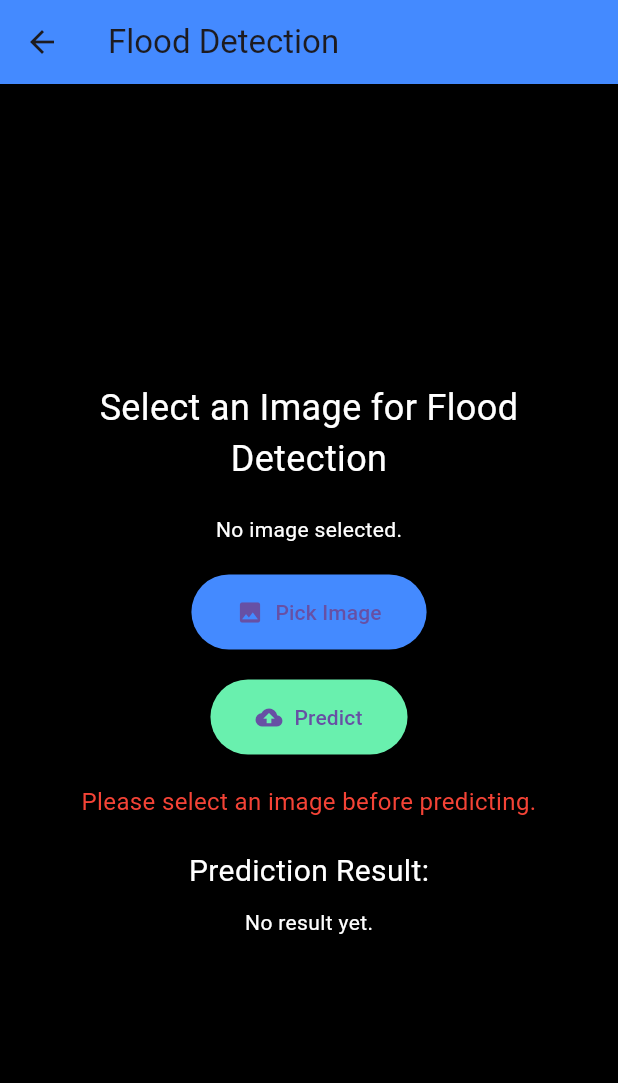
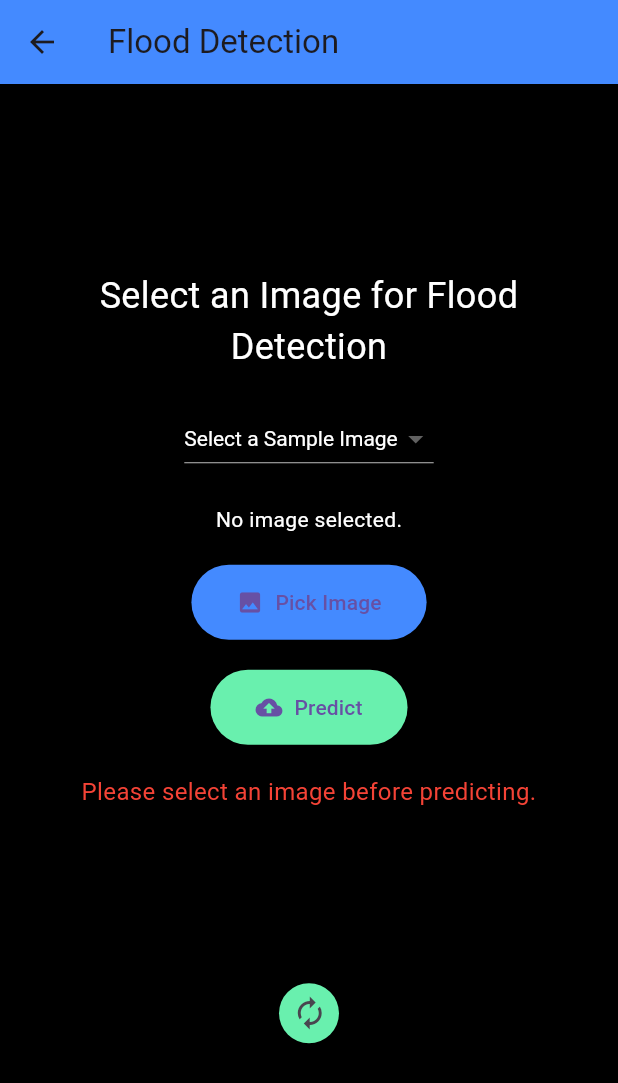
Before and after one commit to shashanksuri616/SARSH, a Flutter app: the FloodPage screen opened directly, after a tap on "Predict", on a phone screen of 412 x 824 dp. Shown: the top 1083 px of the screen. Run offline on Flutter 3.47's test engine with Material 3 defaults, Android fonts, the light colour scheme and no system bars; our stand-ins replace cloud_firestore, firebase_auth, firebase_core, image_picker, photo_view; missing offline and left inert: email_otp, firebase_app_check; accounts and stored records are empty.

Commit message:
flood detection

```diff
--- a/lib/auth/dl_prediction_page.dart
+++ b/lib/auth/dl_prediction_page.dart
@@ -40,7 +40,7 @@ class _DLPredictionPageState extends State<DLPredictionPage> {
       'POST',
     //   Uri.parse('https://relevant-tick-mna-a0f12a9b.koyeb.app/predict'), // Replace with your Flask server URL
     // );
-    Uri.parse('http://192.168.1.8:5000/predict'), // Replace with your Flask server URL
+    Uri.parse('http://172.16.20.41:5000/predict'), // Replace with your Flask server URL
     );
     request.files.add(
       await http.MultipartFile.fromPath('image', _image!.path),
--- a/lib/auth/flood_detection.dart
+++ b/lib/auth/flood_detection.dart
@@ -1,3 +1,379 @@
+import 'package:flutter/services.dart' show rootBundle;
+import 'dart:typed_data';
+import 'dart:io';
+import 'package:flutter/material.dart';
+import 'package:image_picker/image_picker.dart';
+import 'package:http/http.dart' as http;
+import 'package:photo_view/photo_view.dart';
+
+class FloodPage extends StatefulWidget {
+  @override
+  _FloodPageState createState() => _FloodPageState();
+}
+
+class _FloodPageState extends State<FloodPage> {
+  File? _image;
+  final ImagePicker _picker = ImagePicker();
+  Uint8List? _predictedImage;
+  String _errorMessage = '';
+  String? _selectedSample;
+  String? _selectedMask;
+
+  final List<String> _sampleImages = [
+    'assets/images/sample1.png', // Replace with the actual paths to your sample images
+    'assets/images/sample2.png',
+    'assets/images/sample3.png',
+  ];
+
+
+
+  // Pick an image from the gallery
+  Future<void> _pickImage() async {
+    final pickedFile = await _picker.pickImage(source: ImageSource.gallery);
+    if (pickedFile != null) {
+      setState(() {
+        _image = File(pickedFile.path);
+        _selectedSample = null;
+        _selectedMask = null;
+        _predictedImage = null;
+        _errorMessage = '';
+      });
+    }
+  }
+
+  Future<void> _refresh() async {
+    setState(() {
+      _image = null;
+      _selectedSample = null;
+      _selectedMask = null;
+      _predictedImage = null;
+      _errorMessage = '';
+    });
+  }
+
+
+  Future<void> _selectSample(String samplePath) async {
+    setState(() {
+      _image = null; // Set to null since it's not a File
+      _selectedSample = samplePath;
+      _selectedMask = 'assets/masks/' + samplePath.split('/').last;
+      _predictedImage = null;
+      _errorMessage = '';
+    });
+  }
+
+  // Send the image to the Flask server for prediction
+  Future<void> _predict() async {
+    if (_image == null && _selectedSample == null) {
+      setState(() {
+        _errorMessage = 'Please select an image before predicting.';
+      });
+      return;
+    }
+
+    try {
+      final request = http.MultipartRequest(
+        'POST',
+        Uri.parse('http://192.168.0.158:5000/flood'), // Replace with your Flask server URL
+      );
+
+      if (_image != null) {
+        request.files.add(
+          await http.MultipartFile.fromPath('image', _image!.path),
+        );
+      } else if (_selectedSample != null) {
+        ByteData byteData = await rootBundle.load(_selectedSample!);
+        List<int> bytes = byteData.buffer.asUint8List();
+
+        request.files.add(
+          http.MultipartFile.fromBytes(
+              'image',
+              bytes,
+              filename: _selectedSample!.split('/').last
+          ),
+        );
+      }
+
+      final response = await request.send();
+
+      if (response.statusCode == 200) {
+        final bytes = await response.stream.toBytes();
+        setState(() {
+          _predictedImage = bytes;
+          _errorMessage = '';
+        });
+      } else {
+        setState(() {
+          _errorMessage = 'Failed to get prediction. Server returned ${response.statusCode}.';
+        });
+      }
+    } catch (e) {
+      setState(() {
+        _errorMessage = 'Error occurred while connecting to the server.';
+      });
+    }
+  }
+
+  @override
+  Widget build(BuildContext context) {
+    return Scaffold(
+      appBar: AppBar(
+        title: const Text('Flood Detection'),
+        backgroundColor: Colors.blueAccent,
+      ),
+      backgroundColor: Colors.black,
+      body: Center(
+        child: Padding(
+          padding: const EdgeInsets.all(16.0),
+          child: SingleChildScrollView(
+            child: Column(
+              mainAxisAlignment: MainAxisAlignment.center,
+              children: [
+                const Text(
+                  'Select an Image for Flood Detection',
+                  style: TextStyle(
+                    fontSize: 24,
+                    color: Colors.white,
+                  ),
+                  textAlign: TextAlign.center,
+                ),
+                const SizedBox(height: 20),
+                DropdownButton<String>(
+                  value: _selectedSample,
+                  hint: const Text('Select a Sample Image', style: TextStyle(color: Colors.white)),
+                  dropdownColor: Colors.grey[800],
+                  style: const TextStyle(color: Colors.white),
+                  items: _sampleImages.map((String path) {
+                    return DropdownMenuItem<String>(
+                      value: path,
+                      child: Text(path.split('/').last),
+                    );
+                  }).toList(),
+                  onChanged: (value) async {
+                    _selectedSample = value;
+                    if (value != null) {
+                      await _selectSample(value);
+                    }
+                  },
+                ),
+                const SizedBox(height: 20),
+                _image == null && _selectedSample == null
+                    ? const Text(
+                  'No image selected.',
+                  style: TextStyle(color: Colors.white),
+                )
+                    : _image != null
+                    ? GestureDetector(
+                  onTap: () {
+                    Navigator.push(
+                      context,
+                      MaterialPageRoute(
+                        builder: (BuildContext context) => PhotoViewPage(image: _image!),
+                      ),
+                    );
+                  },
+                  child: Image.file(
+                    _image!,
+                    height: 200,
+                    fit: BoxFit.cover,
+                  ),
+                )
+                    : Image.asset(
+                  _selectedSample!,
+                  height: 200,
+                  fit: BoxFit.cover,
+                ),
+                const SizedBox(height: 20),
+                if (_selectedSample == null && _image == null)
+                  ElevatedButton.icon(
+                    onPressed: _pickImage,
+                    icon: const Icon(Icons.image),
+                    label: const Text('Pick Image'),
+                    style: ElevatedButton.styleFrom(
+                      backgroundColor: Colors.blueAccent,
+                      padding: const EdgeInsets.symmetric(horizontal: 30, vertical: 15),
+                    ),
+                  ),
+                const SizedBox(height: 20),
+                if(_predictedImage == null)
+                  ElevatedButton.icon(
+                    onPressed: _predict,
+                    icon: const Icon(Icons.cloud_upload),
+                    label: const Text('Predict'),
+                    style: ElevatedButton.styleFrom(
+                      backgroundColor: Colors.greenAccent,
+                      padding: const EdgeInsets.symmetric(horizontal: 30, vertical: 15),
+                    ),
+                  ),
+                const SizedBox(height: 20),
+                if (_errorMessage.isNotEmpty)
+                  Text(
+                    _errorMessage,
+                    style: const TextStyle(color: Colors.red, fontSize: 16),
+                    textAlign: TextAlign.center,
+                  ),
+                const SizedBox(height: 20),
+                if(_predictedImage != null && _selectedSample == null)
+                  const Text(
+                    'Prediction Result:',
+                    style: TextStyle(
+                      fontSize: 25,
+                      color: Colors.white,
+                    ),
+                  ),
+                Row(
+                  mainAxisAlignment: MainAxisAlignment.spaceAround,
+                  children: [
+                  const SizedBox(height: 20),
+                  if(_predictedImage != null && _selectedSample != null)
+                    const Text(
+                      'Ground Truth:',
+                      style: TextStyle(
+                        fontSize: 20,
+                        color: Colors.white,
+                      ),
+                    ),
+                  const SizedBox(height: 20),
+                  if(_predictedImage != null && _selectedSample != null)
+                    const Text(
+                      'Prediction Result:',
+                      style: TextStyle(
+                        fontSize: 20,
+                        color: Colors.white,
+                      ),
+                    ),
+                  ],
+                ),
+                const SizedBox(height: 10),
+                _predictedImage != null && _selectedSample == null
+                    ? GestureDetector(
+                  onTap: () {
+                    Navigator.push(
+                      context,
+                      MaterialPageRoute(
+                        builder: (BuildContext context) =>
+                            ImageViewPage(imageBytes: _predictedImage!),
+                      ),
+                    );
+                  },
+                  child: Image.memory(
+                    _predictedImage!,
+                    height: 200,
+                    fit: BoxFit.cover,
+                  ),
+                )
+                    : const Text(
+                  '',
+                  style: TextStyle(color: Colors.white),
+                ),
+                Row(
+                  mainAxisAlignment: MainAxisAlignment.spaceAround,
+                  children: [
+                    const SizedBox(height: 10),
+                    _predictedImage != null && _selectedSample != null
+                        ? Image.asset(
+                          _selectedMask!,
+                          height: 150,
+                          fit: BoxFit.cover,
+                          )
+                        : const Text(
+                      '',
+                      style: TextStyle(color: Colors.white),
+                    ),
+                    const SizedBox(height: 10),
+                    _predictedImage != null && _selectedSample != null
+                        ? GestureDetector(
+                      onTap: () {
+                        Navigator.push(
+                          context,
+                          MaterialPageRoute(
+                            builder: (BuildContext context) =>
+                                ImageViewPage(imageBytes: _predictedImage!),
+                          ),
+                        );
+                      },
+                      child: Image.memory(
+                        _predictedImage!,
+                        height: 150,
+                        fit: BoxFit.cover,
+                      ),
+                    )
+                        : const Text(
+                      '',
+                      style: TextStyle(color: Colors.white),
+                    ),
+                  ],
+                ),
+                const SizedBox(height: 20),
+                if(_predictedImage != null && _selectedSample != null)
+                  const Text(
+                    'Model: UNETR           Accuracy: 92%',
+                    style: TextStyle(
+                      fontSize: 15,
+                      color: Colors.white,
+                    ),
+                  ),
+                IconButton(
+                  onPressed: _refresh,
+                  icon: const Icon(Icons.autorenew),
+                  alignment: Alignment.topRight,
+                  style: ElevatedButton.styleFrom(
+                    backgroundColor: Colors.greenAccent,
+                    padding: const EdgeInsets.symmetric(horizontal: 7.5, vertical: 7.5),
+                  ),
+                ),
+              ],
+            ),
+          ),
+        ),
+      ),
+    );
+  }
+}
+
+// PhotoViewPage for viewing selected image
+class PhotoViewPage extends StatelessWidget {
+  final File image;
+
+  const PhotoViewPage({required this.image});
+
+  @override
+  Widget build(BuildContext context) {
+    return Scaffold(
+      backgroundColor: Colors.black,
+      body: Center(
+        child: PhotoView(
+          imageProvider: FileImage(image),
+          minScale: PhotoViewComputedScale.contained,
+          maxScale: PhotoViewComputedScale.covered * 2,
+          heroAttributes: const PhotoViewHeroAttributes(tag: "imageHero"),
+        ),
+      ),
+    );
+  }
+}
+
+// ImageViewPage for viewing prediction result
+class ImageViewPage extends StatelessWidget {
+  final Uint8List imageBytes;
+
+  const ImageViewPage({required this.imageBytes});
+
+  @override
+  Widget build(BuildContext context) {
+    return Scaffold(
+      backgroundColor: Colors.black,
+      body: Center(
+        child: PhotoView(
+          imageProvider: MemoryImage(imageBytes),
+          minScale: PhotoViewComputedScale.contained,
+          maxScale: PhotoViewComputedScale.covered * 2,
+          heroAttributes: const PhotoViewHeroAttributes(tag: "resultHero"),
+        ),
+      ),
+    );
+  }
+}
 // // dl_prediction_page.dart
 //
 // import 'dart:io';
@@ -250,225 +626,3 @@
 //     );
 //   }
 // }
-import 'dart:typed_data';
-import 'dart:io';
-import 'package:flutter/material.dart';
-import 'package:image_picker/image_picker.dart';
-import 'package:http/http.dart' as http;
-import 'package:photo_view/photo_view.dart';
-
-class FloodPage extends StatefulWidget {
-  @override
-  _FloodPageState createState() => _FloodPageState();
-}
-
-class _FloodPageState extends State<FloodPage> {
-  File? _image;
-  final ImagePicker _picker = ImagePicker();
-  Uint8List? _predictedImage;
-  String _errorMessage = '';
-
-  // Pick an image from the gallery
-  Future<void> _pickImage() async {
-    final pickedFile = await _picker.pickImage(source: ImageSource.gallery);
-    if (pickedFile != null) {
-      setState(() {
-        _image = File(pickedFile.path);
-        _predictedImage = null;
-        _errorMessage = '';
-      });
-    }
-  }
-
-  // Send the image to the Flask server for prediction
-  Future<void> _predict() async {
-    if (_image == null) {
-      setState(() {
-        _errorMessage = 'Please select an image before predicting.';
-      });
-      return;
-    }
-
-    try {
-      final request = http.MultipartRequest(
-        'POST',
-        Uri.parse('http://172.16.20.62:5000/flood'), // Replace with your Flask server URL
-      );
-
-      request.files.add(
-        await http.MultipartFile.fromPath('image', _image!.path),
-      );
-
-      final response = await request.send();
-
-      if (response.statusCode == 200) {
-        final bytes = await response.stream.toBytes();
-        setState(() {
-          _predictedImage = bytes;
-          _errorMessage = '';
-        });
-      } else {
-        setState(() {
-          _errorMessage = 'Failed to get prediction. Server returned ${response.statusCode}.';
-        });
-      }
-    } catch (e) {
-      setState(() {
-        _errorMessage = 'Error occurred while connecting to the server.';
-      });
-    }
-  }
-
-  @override
-  Widget build(BuildContext context) {
-    return Scaffold(
-      appBar: AppBar(
-        title: const Text('Flood Detection'),
-        backgroundColor: Colors.blueAccent,
-      ),
-      backgroundColor: Colors.black,
-      body: Center(
-        child: Padding(
-          padding: const EdgeInsets.all(16.0),
-          child: SingleChildScrollView(
-            child: Column(
-              mainAxisAlignment: MainAxisAlignment.center,
-              children: [
-                const Text(
-                  'Select an Image for Flood Detection',
-                  style: TextStyle(
-                    fontSize: 24,
-                    color: Colors.white,
-                  ),
-                  textAlign: TextAlign.center,
-                ),
-                const SizedBox(height: 20),
-                _image == null
-                    ? const Text(
-                  'No image selected.',
-                  style: TextStyle(color: Colors.white),
-                )
-                    : GestureDetector(
-                  onTap: () {
-                    Navigator.push(
-                      context,
-                      MaterialPageRoute(
-                        builder: (BuildContext context) => PhotoViewPage(image: _image!),
-                      ),
-                    );
-                  },
-                  child: Image.file(
-                    _image!,
-                    height: 200,
-                    fit: BoxFit.cover,
-                  ),
-                ),
-                const SizedBox(height: 20),
-                ElevatedButton.icon(
-                  onPressed: _pickImage,
-                  icon: const Icon(Icons.image),
-                  label: const Text('Pick Image'),
-                  style: ElevatedButton.styleFrom(
-                    backgroundColor: Colors.blueAccent,
-                    padding: const EdgeInsets.symmetric(horizontal: 30, vertical: 15),
-                  ),
-                ),
-                const SizedBox(height: 20),
-                ElevatedButton.icon(
-                  onPressed: _predict,
-                  icon: const Icon(Icons.cloud_upload),
-                  label: const Text('Predict'),
-                  style: ElevatedButton.styleFrom(
-                    backgroundColor: Colors.greenAccent,
-                    padding: const EdgeInsets.symmetric(horizontal: 30, vertical: 15),
-                  ),
-                ),
-                const SizedBox(height: 20),
-                if (_errorMessage.isNotEmpty)
-                  Text(
-                    _errorMessage,
-                    style: const TextStyle(color: Colors.red, fontSize: 16),
-                    textAlign: TextAlign.center,
-                  ),
-                const SizedBox(height: 20),
-                const Text(
-                  'Prediction Result:',
-                  style: TextStyle(
-                    fontSize: 20,
-                    color: Colors.white,
-                  ),
-                ),
-                const SizedBox(height: 10),
-                _predictedImage != null
-                    ? GestureDetector(
-                  onTap: () {
-                    Navigator.push(
-                      context,
-                      MaterialPageRoute(
-                        builder: (BuildContext context) =>
-                            ImageViewPage(imageBytes: _predictedImage!),
-                      ),
-                    );
-                  },
-                  child: Image.memory(
-                    _predictedImage!,
-                    height: 200,
-                    fit: BoxFit.cover,
-                  ),
-                )
-                    : const Text(
-                  'No result yet.',
-                  style: TextStyle(color: Colors.white),
-                ),
-              ],
-            ),
-          ),
-        ),
-      ),
-    );
-  }
-}
-
-// PhotoViewPage for viewing selected image
-class PhotoViewPage extends StatelessWidget {
-  final File image;
-
-  const PhotoViewPage({required this.image});
-
-  @override
-  Widget build(BuildContext context) {
-    return Scaffold(
-      backgroundColor: Colors.black,
-      body: Center(
-        child: PhotoView(
-          imageProvider: FileImage(image),
-          minScale: PhotoViewComputedScale.contained,
-          maxScale: PhotoViewComputedScale.covered * 2,
-          heroAttributes: const PhotoViewHeroAttributes(tag: "imageHero"),
-        ),
-      ),
-    );
-  }
-}
-
-// ImageViewPage for viewing prediction result
-class ImageViewPage extends StatelessWidget {
-  final Uint8List imageBytes;
-
-  const ImageViewPage({required this.imageBytes});
-
-  @override
-  Widget build(BuildContext context) {
-    return Scaffold(
-      backgroundColor: Colors.black,
-      body: Center(
-        child: PhotoView(
-          imageProvider: MemoryImage(imageBytes),
-          minScale: PhotoViewComputedScale.contained,
-          maxScale: PhotoViewComputedScale.covered * 2,
-          heroAttributes: const PhotoViewHeroAttributes(tag: "resultHero"),
-        ),
-      ),
-    );
-  }
-}
```
Also changed, not shown: pubspec.yaml (+7 -0 lines), assets/images/sample1.png (added), assets/images/sample2.png (added), assets/images/sample3.png (added), assets/masks/sample1.png (added), assets/masks/sample2.png (added), assets/masks/sample3.png (added), 2 other files.
